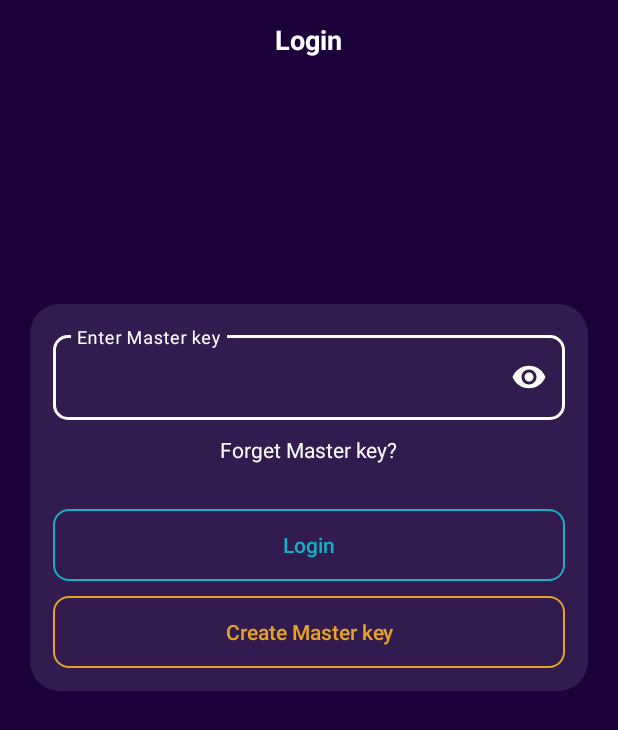
After one commit to alexandrakomkova/passave, an Android app: the layout activity_login.xml on its own in the app's theme, with its tools: preview values and no code run, on a phone screen of 412 x 824 dp. The commit adds this screen. Shown: the top 730 px of the screen. Run offline under Robolectric (Android 15) with nearby library versions, the phone set to English and light mode, and no system bars.

Commit message:
create login and create_mk screens

```diff
--- /dev/null
+++ b/app/src/main/res/layout/activity_login.xml
@@ -0,0 +1,120 @@
+<?xml version="1.0" encoding="utf-8"?>
+<LinearLayout xmlns:android="http://schemas.android.com/apk/res/android"
+    xmlns:tools="http://schemas.android.com/tools"
+    android:layout_width="match_parent"
+    android:layout_height="match_parent"
+    android:background="@color/primary"
+    tools:context=".LoginActivity"
+    android:orientation="vertical">
+
+    <RelativeLayout
+        android:layout_width="match_parent"
+        android:layout_height="wrap_content">
+
+        <TextView
+            android:layout_width="wrap_content"
+            android:layout_height="wrap_content"
+            android:layout_centerInParent="true"
+            android:padding="14dp"
+            android:text="@string/login_label"
+            android:textColor="@color/white"
+            android:textSize="18sp"
+            android:textStyle="bold" />
+    </RelativeLayout>
+
+    <ScrollView
+        android:layout_width="match_parent"
+        android:layout_height="wrap_content">
+        <LinearLayout
+            android:layout_width="match_parent"
+            android:layout_height="wrap_content"
+            android:orientation="vertical">
+
+            <!-- Login fields -->
+            <LinearLayout
+            android:layout_width="match_parent"
+            android:layout_height="wrap_content"
+            android:layout_marginStart="20dp"
+            android:layout_marginTop="150dp"
+            android:layout_marginEnd="20dp"
+            android:background="@drawable/round_back_white_10_20"
+            android:orientation="vertical"
+            android:padding="15dp">
+
+            <!-- master key field -->
+            <RelativeLayout
+                android:layout_width="match_parent"
+                android:layout_height="wrap_content">
+
+                <com.google.android.material.textfield.TextInputLayout
+                    style="@style/PasswordCustomOutlineBox"
+                    android:layout_width="match_parent"
+                    android:layout_height="wrap_content"
+                    android:hint="@string/enter_masterkey_hint">
+
+                    <com.google.android.material.textfield.TextInputEditText
+                        android:id="@+id/enter_masterkey_field"
+                        android:layout_width="match_parent"
+                        android:layout_height="wrap_content"
+                        android:inputType="textPassword"
+                        android:textColor="#FFFFFF"
+                        android:textStyle="normal" />
+                </com.google.android.material.textfield.TextInputLayout>
+
+
+            </RelativeLayout>
+
+                <!-- forget master key -->
+                <RelativeLayout
+                    android:layout_width="match_parent"
+                    android:layout_height="wrap_content"
+                    android:layout_marginTop="10dp">
+
+                    <TextView
+                        android:layout_width="wrap_content"
+                        android:layout_height="wrap_content"
+                        android:layout_centerInParent="true"
+                        android:text="@string/forget_password_label"
+                        android:textColor="@color/white"
+                        android:textSize="14sp"
+                        android:textStyle="normal" />
+                </RelativeLayout>
+
+            <!-- login button -->
+            <Button
+                android:id="@+id/login_btn"
+                android:layout_width="match_parent"
+                android:layout_height="wrap_content"
+                android:layout_marginTop="30dp"
+                android:background="@drawable/update_password_btn"
+                android:text="@string/login_btn"
+                android:textAllCaps="false"
+                android:textColor="@color/settings_notifications"
+                android:textSize="14sp"
+                android:textStyle="normal" />
+
+                <!-- create account button -->
+                <Button
+                    android:id="@+id/create_account_btn"
+                    android:layout_width="match_parent"
+                    android:layout_height="wrap_content"
+                    android:layout_marginTop="10dp"
+                    android:background="@drawable/save_password_btn"
+                    android:text="@string/create_masterkey_btn"
+                    android:textAllCaps="false"
+                    android:textColor="@color/settings_languages"
+                    android:textSize="14sp"
+                    android:textStyle="normal" />
+
+
+
+        </LinearLayout>
+
+
+        </LinearLayout>
+
+
+
+    </ScrollView>
+
+</LinearLayout>
--- a/app/src/main/res/values/strings.xml
+++ b/app/src/main/res/values/strings.xml
@@ -53,4 +53,19 @@
     <string name="password_contains_label">Password contains</string>
     <string name="password_length_label">Password length</string>
     <string name="generated_password">Generated password</string>
+
+    <!-- login screen -->
+    <string name="enter_masterkey_hint">Enter Master key</string>
+    <string name="repeat_masterkey_hint">Repeat Master key</string>
+    <string name="login_btn">Login</string>
+    <string name="create_masterkey_btn">Create Master key</string>
+    <string name="forget_password_label">Forget Master key?</string>
+    <string name="mk_info_text">Master key - is blah blahdgfgdfgdfgwefggfd efgfddffdsdddddddddddddddddddddddddddddddddddddddd </string>
+
+    <!-- password strength -->
+    <string name="weak">Weak</string>
+    <string name="medium">Medium</string>
+    <string name="strong">Strong</string>
+    <string name="very_strong">Very strong</string>
+
 </resources>
```
Also changed, not shown: app/src/main/java/by/komkova/fit/bstu/passave/CreateMasterKeyActivity.java (added, +17 -0 lines), app/src/main/java/by/komkova/fit/bstu/passave/LoginActivity.java (added, +12 -0 lines), app/src/main/res/layout/activity_create_mk.xml (added, +141 -0 lines), app/src/main/res/layout/activity_main.xml (+6 -12 lines), 2 other files.
